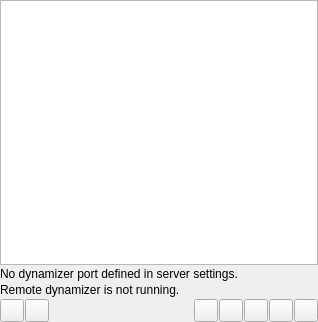
Old version of the form dynamic/dynamicpage.ui in the repository CDrummond/cantata.
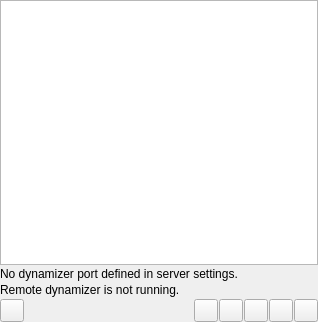
New version of the form. Custom widgets are drawn as their Qt base class.

Commit message: Remove find buttons in status bar, and use Ctrl-F for both find in views and find in playqueue. Action depends upon which view has focus. BUG: 384

```diff
--- a/dynamic/dynamicpage.ui
+++ b/dynamic/dynamicpage.ui
@@ -46,9 +46,6 @@
       <item>
        <widget class="ToolButton" name="refreshBtn"/>
       </item>
-      <item>
-       <widget class="ToolButton" name="searchButton"/>
-      </item>
        <item>
        <spacer name="horizontalSpacer">
         <property name="orientation">
```
The commit also changes 15 other files.
